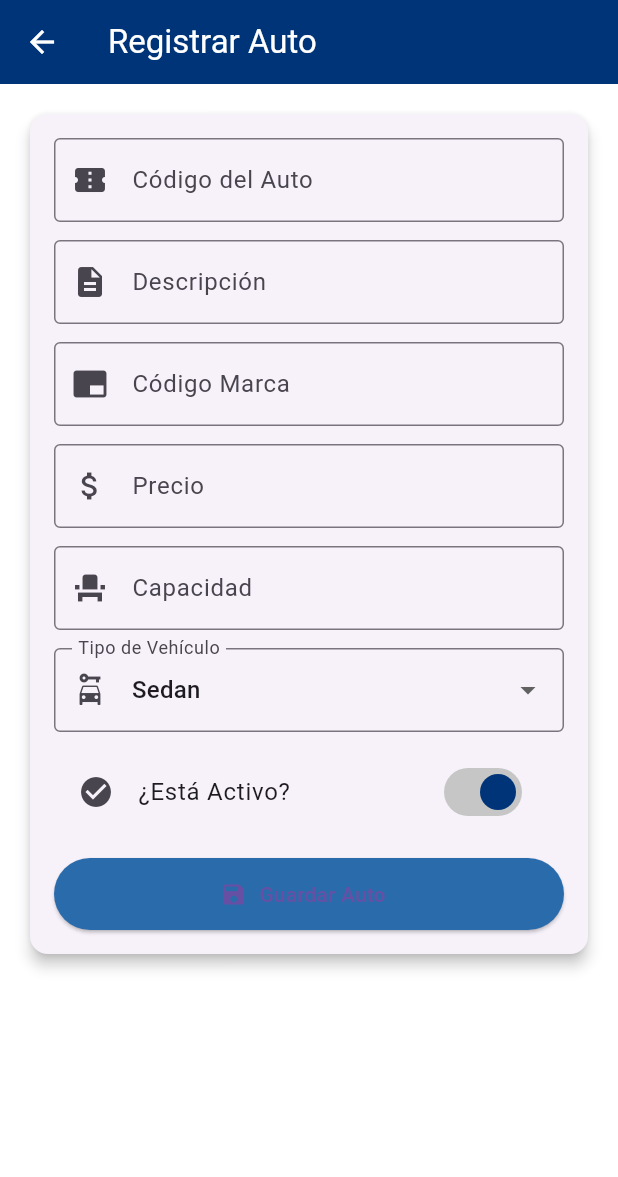
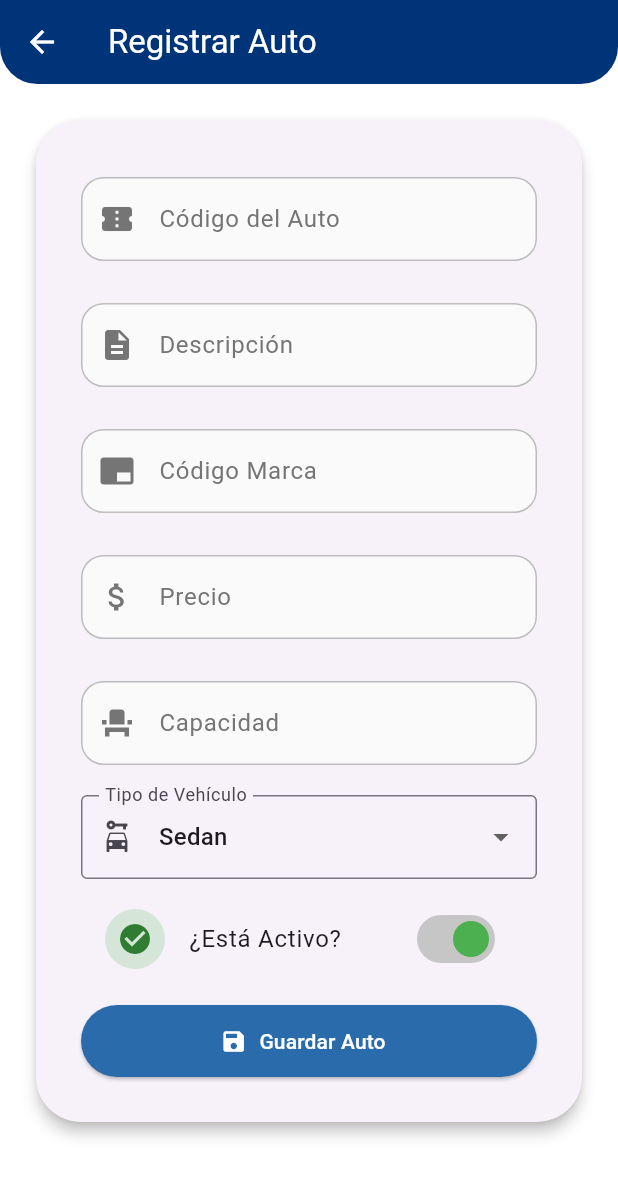
Before and after one commit to juanitoxxplay/flutter-proyect, a Flutter app: the screen it shows after launch, after a tap on the "add" icon, on a phone screen of 412 x 824 dp. Shown: the top 1177 px of the screen. Run offline on Flutter 3.47's test engine with Material 3 defaults, Android fonts, the phone set to English and light mode, and no system bars.

Commit message:
cambios en las vistas

```diff
--- a/proyect/lib/main.dart
+++ b/proyect/lib/main.dart
@@ -1,5 +1,5 @@
 import 'package:flutter/material.dart';
-import 'theme/theme.dart'; // Importa tu paleta personalizada
+import 'theme/theme.dart';
 import 'views/home_page.dart';
 
 void main() => runApp(const MyApp());
@@ -10,8 +10,8 @@ class MyApp extends StatelessWidget {
   @override
   Widget build(BuildContext context) {
     return MaterialApp(
-      title: 'Gestión de Autos',
-      theme: FordTheme.lightTheme, // Aplica el tema global
+      title: 'Gestion de Autos',
+      theme: FordTheme.lightTheme,
       home: const HomePage(),
       debugShowCheckedModeBanner: false,
     );
--- a/proyect/lib/views/form_page.dart
+++ b/proyect/lib/views/form_page.dart
@@ -61,14 +61,22 @@ class _FormPageState extends State<FormPage> {
   @override
   Widget build(BuildContext context) {
     return Scaffold(
-      appBar: AppBar(title: const Text('Registrar Auto')),
+      appBar: AppBar(
+        title: const Text('Registrar Auto'),
+        shape: const RoundedRectangleBorder(
+          borderRadius: BorderRadius.vertical(
+            bottom: Radius.circular(25),
+          ),
+        ),
+      ),
       body: SingleChildScrollView(
-        padding: const EdgeInsets.all(16),
+        padding: const EdgeInsets.all(20),
         child: Card(
-          shape: RoundedRectangleBorder(borderRadius: BorderRadius.circular(12)),
+          shape:
+              RoundedRectangleBorder(borderRadius: BorderRadius.circular(30)),
           elevation: 4,
           child: Padding(
-            padding: const EdgeInsets.all(16),
+            padding: const EdgeInsets.all(30),
             child: Form(
               key: _formKey,
               child: Column(
@@ -123,18 +131,43 @@ class _FormPageState extends State<FormPage> {
                     }),
                   ),
                   const SizedBox(height: 12),
-                  SwitchListTile(
-                    title: const Text('¿Está Activo?'),
-                    value: _isActive,
-                    onChanged: (val) => setState(() => _isActive = val),
-                    secondary: Icon(_isActive ? Icons.check_circle : Icons.cancel),
+                  // Reemplaza el SwitchListTile actual con este código:
+                  AnimatedSwitcher(
+                    duration: const Duration(milliseconds: 300),
+                    child: SwitchListTile(
+                      key: ValueKey<bool>(
+                          _isActive), // Importante para la animación
+                      title: const Text('¿Está Activo?'),
+                      value: _isActive,
+                      onChanged: (val) => setState(() => _isActive = val),
+                      secondary: AnimatedContainer(
+                        duration: const Duration(milliseconds: 300),
+                        padding: const EdgeInsets.all(8),
+                        decoration: BoxDecoration(
+                          color: _isActive
+                              ? Colors.green.withOpacity(0.2)
+                              : Colors.grey.withOpacity(0.1),
+                          shape: BoxShape.circle,
+                        ),
+                        child: Icon(
+                          _isActive ? Icons.check_circle : Icons.cancel,
+                          color:
+                              _isActive ? Colors.green[800] : Colors.grey[700],
+                        ),
+                      ),
+                      activeColor: Colors.green,
+                      inactiveThumbColor: Colors.grey[600],
+                    ),
                   ),
                   const SizedBox(height: 16),
                   ElevatedButton.icon(
                     icon: const Icon(Icons.save),
                     label: const Text('Guardar Auto'),
                     onPressed: _guardar,
-                    style: ElevatedButton.styleFrom(minimumSize: const Size.fromHeight(48)),
+                    style: ElevatedButton.styleFrom(
+                      minimumSize: const Size.fromHeight(48),
+                      foregroundColor: Colors.white,
+                    ),
                   ),
                 ],
               ),
--- a/proyect/lib/views/home_page.dart
+++ b/proyect/lib/views/home_page.dart
@@ -3,7 +3,7 @@ import '../models/auto_model.dart';
 import '../services/mock_autos.dart';
 import '../widgets/auto_card.dart';
 import 'form_page.dart';
-import '../theme/theme.dart'; // 👈 importa tu paleta
+import '../theme/theme.dart';
 
 class HomePage extends StatefulWidget {
   const HomePage({super.key});
@@ -39,6 +39,11 @@ class _HomePageState extends State<HomePage> {
       appBar: AppBar(
         title: const Text('Lista de Autos'),
         centerTitle: true,
+        shape: const RoundedRectangleBorder(
+          borderRadius: BorderRadius.vertical(
+            bottom: Radius.circular(25),
+          ),
+        ),
       ),
       floatingActionButton: FloatingActionButton(
         onPressed: () async {
@@ -48,6 +53,9 @@ class _HomePageState extends State<HomePage> {
           );
           _recargarAutos();
         },
+        shape: RoundedRectangleBorder(
+          borderRadius: BorderRadius.circular(30),
+        ),
         child: const Icon(Icons.add),
       ),
       body: _autos.isEmpty
--- a/proyect/lib/widgets/auto_card.dart
+++ b/proyect/lib/widgets/auto_card.dart
@@ -14,28 +14,91 @@ class AutoCard extends StatelessWidget {
   @override
   Widget build(BuildContext context) {
     return Card(
-      elevation: 3,
-      margin: const EdgeInsets.symmetric(horizontal: 12, vertical: 6),
-      child: ListTile(
-        leading: Icon(
+      elevation: 4,
+      margin: const EdgeInsets.symmetric(horizontal: 16, vertical: 8),
+      shape: RoundedRectangleBorder(
+        borderRadius: BorderRadius.circular(30),
+      ),
+      child: InkWell(
+        borderRadius: BorderRadius.circular(30),
+        onTap: () {}, // Puedes añadir una acción al tocar la tarjeta
+        child: Padding(
+          padding: const EdgeInsets.all(16),
+          child: Row(
+            children: [
+              Container(
+                padding: const EdgeInsets.all(10),
+                decoration: BoxDecoration(
+                  color: auto.isActive
+                      ? Colors.green.withOpacity(0.2)
+                      : Colors.grey.withOpacity(0.1),
+                  shape: BoxShape.circle,
+                ),
+                child: Icon(
                   Icons.directions_car,
-          color: auto.isActive ? Colors.green : Colors.grey,
-          size: 30,
+                  color: auto.isActive ? Colors.green[800] : Colors.grey[700],
+                  size: 28,
                 ),
-        title: Text(
-          auto.description,
-          style: const TextStyle(fontWeight: FontWeight.bold),
               ),
-        subtitle: Column(
+
+              const SizedBox(width: 16),
+
+              // Información del auto
+              Expanded(
+                child: Column(
                   crossAxisAlignment: CrossAxisAlignment.start,
                   children: [
-            Text('${auto.type} • Cap: ${auto.capacity}'),
-            Text('\$${auto.price}', style: const TextStyle(color: Colors.black87)),
+                    Text(
+                      auto.description,
+                      style: const TextStyle(
+                        fontWeight: FontWeight.bold,
+                        fontSize: 16,
+                      ),
+                    ),
+                    const SizedBox(height: 4),
+                    Row(
+                      children: [
+                        Icon(Icons.category, size: 14, color: Colors.grey[600]),
+                        const SizedBox(width: 4),
+                        Text(
+                          auto.type,
+                          style: TextStyle(color: Colors.grey[600]),
+                        ),
+                        const SizedBox(width: 12),
+                        Icon(Icons.people, size: 14, color: Colors.grey[600]),
+                        const SizedBox(width: 4),
+                        Text(
+                          'Cap: ${auto.capacity}',
+                          style: TextStyle(color: Colors.grey[600]),
+                        ),
                       ],
                     ),
-        trailing: Switch(
+                    const SizedBox(height: 4),
+                    Text(
+                      '\$${auto.price}',
+                      style: const TextStyle(
+                        color: Colors.blue,
+                        fontWeight: FontWeight.bold,
+                        fontSize: 16,
+                      ),
+                    ),
+                  ],
+                ),
+              ),
+
+              AnimatedSwitcher(
+                duration: const Duration(milliseconds: 300),
+                child: Switch(
                   value: auto.isActive,
+                  activeColor: Colors.green,
+                  activeTrackColor: Colors.green[200],
+                  inactiveThumbColor: Colors.grey[600],
+                  inactiveTrackColor: Colors.grey[300],
                   onChanged: (_) => onToggleEstado?.call(),
+                ),
+              ),
+            ],
+          ),
         ),
       ),
     );
--- a/proyect/lib/widgets/form_fields.dart
+++ b/proyect/lib/widgets/form_fields.dart
@@ -6,16 +6,70 @@ Widget buildTextField({
   TextInputType? inputType,
   IconData? icon,
   String? Function(String?)? validator,
+  bool isPriceField = false,
 }) {
-  return TextFormField(
+  return Padding(
+    padding: const EdgeInsets.symmetric(vertical: 8.0),
+    child: TextFormField(
       controller: controller,
       keyboardType: inputType,
+      style: TextStyle(
+        color: Colors.grey[800],
+        fontSize: 16,
+      ),
       decoration: InputDecoration(
         labelText: label,
-      border: const OutlineInputBorder(),
-      prefixIcon: icon != null ? Icon(icon) : null,
+        labelStyle: TextStyle(
+          color: Colors.grey[600],
+        ),
+        border: OutlineInputBorder(
+          borderRadius: BorderRadius.circular(15),
+          borderSide: BorderSide(color: Colors.grey[400]!),
+        ),
+        enabledBorder: OutlineInputBorder(
+          borderRadius: BorderRadius.circular(15),
+          borderSide: BorderSide(color: Colors.grey[400]!),
+        ),
+        focusedBorder: OutlineInputBorder(
+          borderRadius: BorderRadius.circular(15),
+          borderSide: BorderSide(color: Colors.blue, width: 2),
+        ),
+        errorBorder: OutlineInputBorder(
+          borderRadius: BorderRadius.circular(15),
+          borderSide: BorderSide(color: Colors.red[400]!),
+        ),
+        focusedErrorBorder: OutlineInputBorder(
+          borderRadius: BorderRadius.circular(15),
+          borderSide: BorderSide(color: Colors.red, width: 2),
+        ),
+        filled: true,
+        fillColor: Colors.grey[50],
+        prefixIcon: icon != null
+            ? Icon(
+                icon,
+                color: Colors.grey[600],
+              )
+            : null,
+        suffixIcon: isPriceField
+            ? const Padding(
+                padding: EdgeInsets.all(15),
+                child: Text(
+                  '\$',
+                  style: TextStyle(
+                    color: Colors.blue,
+                    fontWeight: FontWeight.bold,
+                    fontSize: 16,
+                  ),
+                ),
+              )
+            : null,
+        contentPadding: const EdgeInsets.symmetric(
+          vertical: 16,
+          horizontal: 16,
+        ),
       ),
       validator: validator ??
           (value) => value == null || value.isEmpty ? 'Campo requerido' : null,
+    ),
   );
 }
```
Also changed, not shown: proyect/pubspec.lock. Lines whose indentation alone changed are shown as unchanged.
